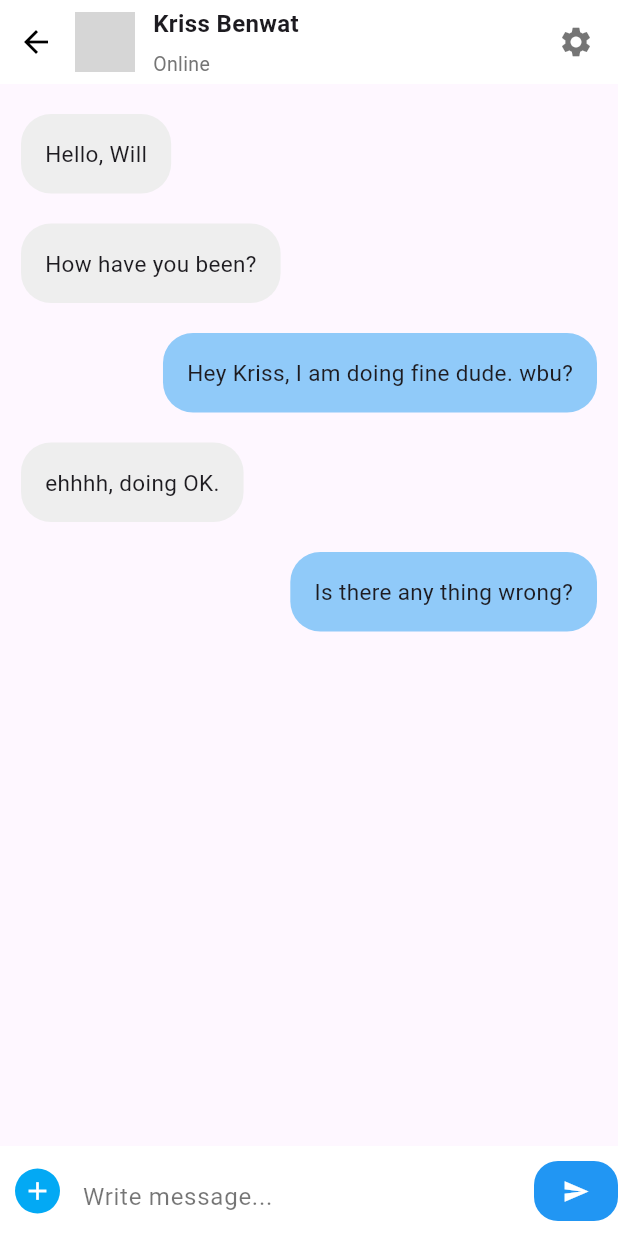
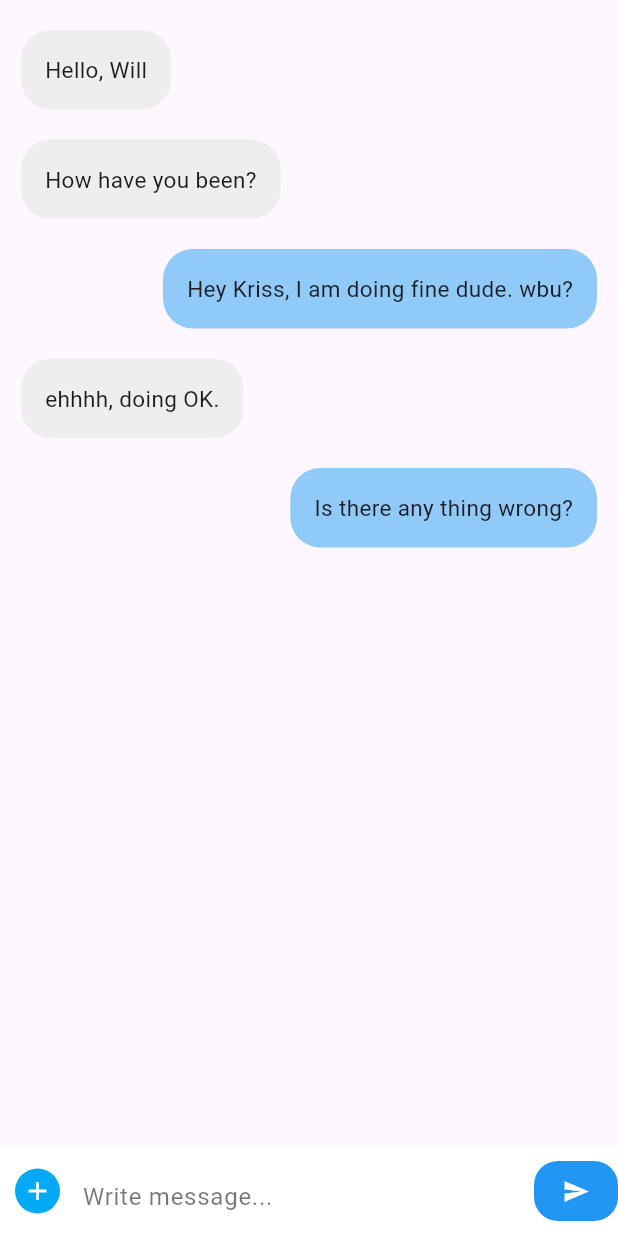
Before and after one commit to babadro/tutor, a Flutter app: the ChatDetailPage screen opened directly, on a phone screen of 412 x 824 dp. Run offline on Flutter 3.47's test engine with Material 3 defaults, Android fonts, the phone set to English and light mode, and no system bars; our stand-ins replace file_picker, firebase_auth, firebase_core, flutter_chat_types, flutter_chat_ui, image_picker and 1 more; missing offline and left inert: firebase_ui_auth, firebase_ui_oauth_google; accounts and stored records are empty; grey boxes are pictures that could not be loaded.

Commit message:
remove redundant code

```diff
--- a/frontend/lib/home.dart
+++ b/frontend/lib/home.dart
@@ -1,4 +1,4 @@
-import 'package:complete/chat_page.dart';
+import 'screens/chatDetailPage.dart';
 import 'package:firebase_ui_auth/firebase_ui_auth.dart';
 import 'package:flutter/material.dart';
 
@@ -21,7 +21,7 @@ class _HomeScreenState extends State<HomeScreen> {
         page = Placeholder();
         break;
       case 1:
-        page = ChatPage();
+        page = ChatDetailPage();
         break;
       default:
         throw UnimplementedError('no widget for $selectedIndex');
--- a/frontend/lib/screens/chatDetailPage.dart
+++ b/frontend/lib/screens/chatDetailPage.dart
@@ -20,44 +20,6 @@ class _ChatDetailPageState extends State<ChatDetailPage> {
   @override
   Widget build(BuildContext context) {
     return Scaffold(
-        appBar: AppBar(
-          elevation: 0,
-          automaticallyImplyLeading: false,
-          backgroundColor: Colors.white,
-          flexibleSpace: SafeArea(
-            child: Container(
-              padding: EdgeInsets.only(right: 16),
-              child: Row(
-                children: <Widget>[
-                  IconButton(
-                    onPressed: (){
-                      Navigator.pop(context);
-                    },
-                    icon: Icon(Icons.arrow_back,color: Colors.black,),
-                  ),
-                  SizedBox(width: 2,),
-                  CircleAvatar(
-                    backgroundImage: NetworkImage("https://mighty.tools/mockmind-api/content/human/2.jpg"),
-                    maxRadius: 20,
-                  ),
-                  SizedBox(width: 12,),
-                  Expanded(
-                    child: Column(
-                      crossAxisAlignment: CrossAxisAlignment.start,
-                      mainAxisAlignment: MainAxisAlignment.center,
-                      children: <Widget>[
-                        Text("Kriss Benwat",style: TextStyle( fontSize: 16 ,fontWeight: FontWeight.w600),),
-                        SizedBox(height: 6,),
-                        Text("Online",style: TextStyle(color: Colors.grey.shade600, fontSize: 13),),
-                      ],
-                    ),
-                  ),
-                  Icon(Icons.settings,color: Colors.black54,),
-                ],
-              ),
-            ),
-          ),
-        ),
       body: Stack(
         children: <Widget>[
           ListView.builder(
```
Also changed, not shown: frontend/lib/models/chatUserModel.dart (deleted, +0 -9 lines), frontend/lib/screens/chatPage.dart (deleted, +0 -120 lines), frontend/lib/screens/homePage.dart (deleted, +0 -35 lines), frontend/lib/widgets/conversationList.dart (deleted, +0 -59 lines).
